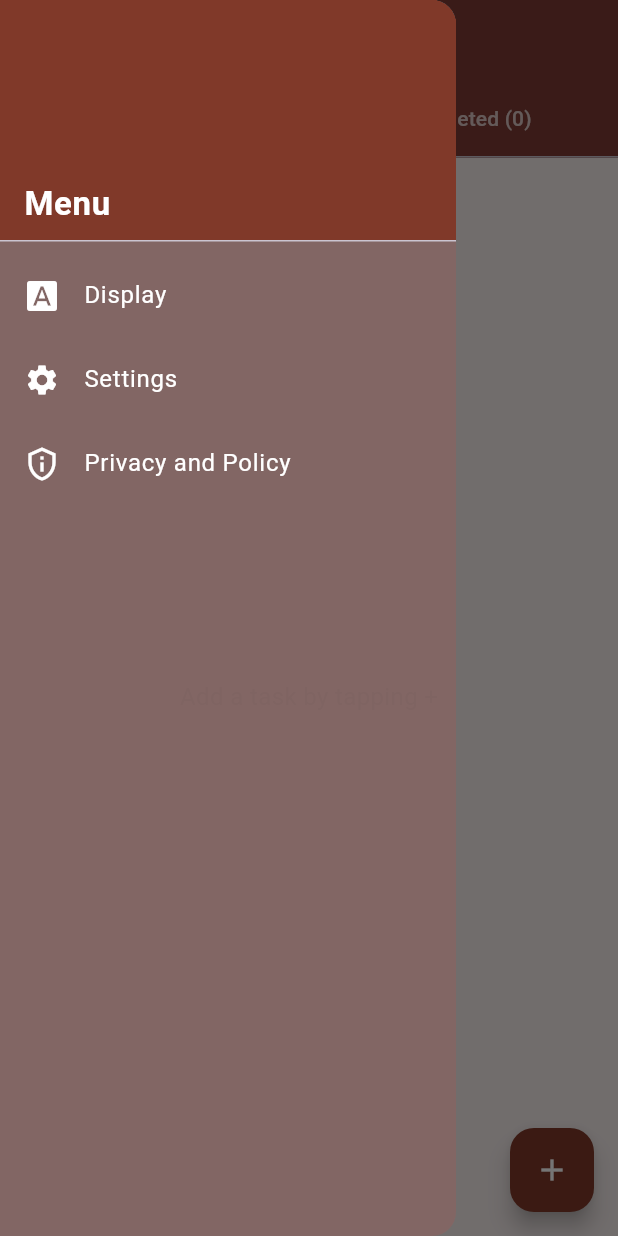
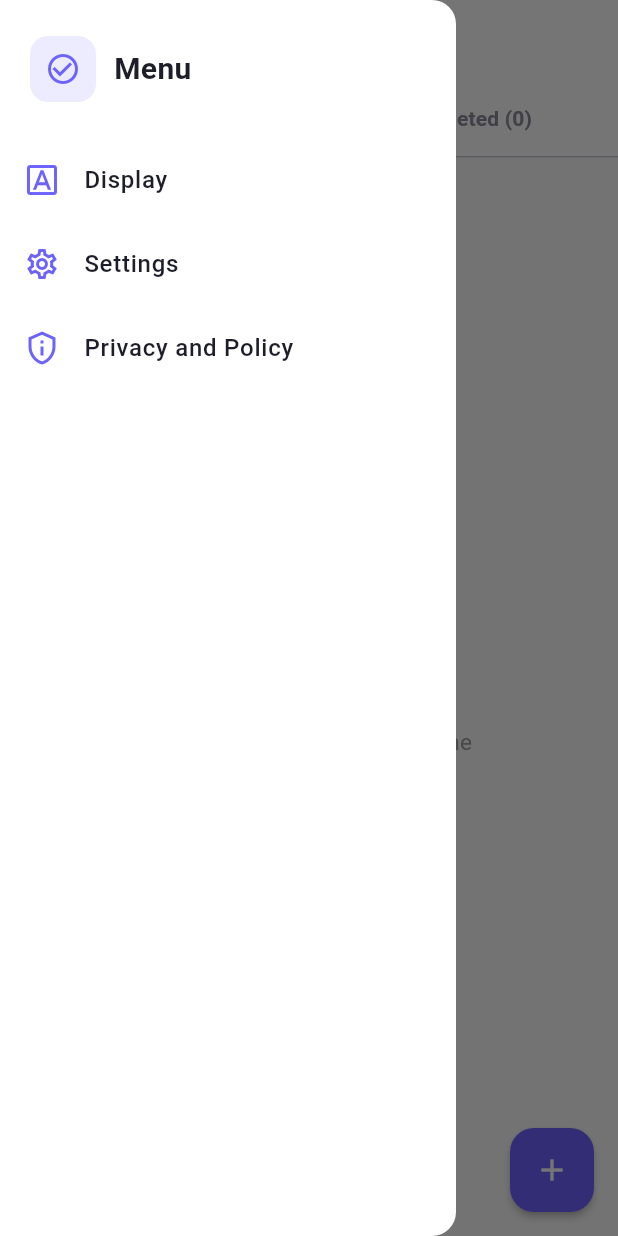
Before and after one commit to greyssdcoder/Ohayo-To-Do-List-App-, a Flutter app: the screen it shows after launch, with the side drawer open, on a phone screen of 412 x 824 dp. Run offline on Flutter 3.47's test engine with Material 3 defaults, Android fonts, the phone set to English and light mode, and no system bars.

Commit message:
enggk angas

```diff
--- a/lib/screen/homeScreen.dart
+++ b/lib/screen/homeScreen.dart
@@ -18,9 +18,10 @@ class Homescreen extends StatelessWidget {
 }
 
 class Task {
-  Task({required this.title, this.done = false});
+  Task({required this.title, this.done = false, this.dueDate});
   String title;
   bool done;
+  DateTime? dueDate;
 }
 
 class HomeScreentwo extends StatefulWidget {
@@ -32,15 +33,16 @@ class HomeScreentwo extends StatefulWidget {
 
 class _HomeScreentwoState extends State<HomeScreentwo>
     with SingleTickerProviderStateMixin {
-  // Color palette pulled out so it's consistent everywhere instead of
-  // repeating hex codes all over the widget tree.
-  static const bg = Color(0xFF836664);
-  static const accent = Color.fromRGBO(128, 57, 41, 1.0);
-  static const highlight = Color(0xFFCA5750);
+  // Clean minimal palette: white/near-white base, one accent color used
+  // for everything interactive (icons, checkboxes, FAB, indicators).
+  static const accent = Color(0xFF6C63FF);
+  static const bg = Color(0xFFFAFAFC);
+  static const textDark = Color(0xFF1E1E2A);
+  static const textMuted = Color(0xFF8B8B99);
 
   late final TabController _tabController;
 
-  // In-memory only for now — swap this for SQLite reads/writes later.
+  // In-memory only for now — swap for SQLite reads/writes later.
   final List<Task> _tasks = [];
 
   @override
@@ -67,6 +69,7 @@ class _HomeScreentwoState extends State<HomeScreentwo>
         content: const Text("Your privacy policy text goes here."),
         actions: [
           TextButton(
+            style: TextButton.styleFrom(foregroundColor: accent),
             onPressed: () => Navigator.pop(context),
             child: const Text("Close"),
           ),
@@ -75,137 +78,209 @@ class _HomeScreentwoState extends State<HomeScreentwo>
     );
   }
 
-  // Fancy formal add-task sheet: a Card holding a TextField, opened from
-  // the FAB. showModalBottomSheet instead of a plain AlertDialog so it
-  // slides up and feels more like a proper form.
   void _addTaskSheet() {
     final controller = TextEditingController();
+    DateTime? selectedDate;
+
     showModalBottomSheet(
       context: context,
       isScrollControlled: true,
       backgroundColor: Colors.transparent,
       builder: (context) {
+        return StatefulBuilder(
+          builder: (context, setSheetState) {
             return Padding(
               padding: EdgeInsets.only(
                 bottom: MediaQuery.of(context).viewInsets.bottom,
               ),
-          child: Padding(
-            padding: const EdgeInsets.all(16),
-            child: Card(
-              elevation: 8,
-              shape: RoundedRectangleBorder(borderRadius: BorderRadius.circular(20)),
-              child: Padding(
-                padding: const EdgeInsets.all(20),
+              child: Container(
+                padding: const EdgeInsets.all(24),
+                decoration: const BoxDecoration(
+                  color: Colors.white,
+                  borderRadius: BorderRadius.only(
+                    topLeft: Radius.circular(24),
+                    topRight: Radius.circular(24),
+                  ),
+                ),
                 child: Column(
                   mainAxisSize: MainAxisSize.min,
                   crossAxisAlignment: CrossAxisAlignment.start,
                   children: [
-                    Row(
-                      children: [
-                        const Icon(Icons.add_task, color: accent),
-                        const SizedBox(width: 8),
+                    Center(
+                      child: Container(
+                        width: 40,
+                        height: 4,
+                        margin: const EdgeInsets.only(bottom: 20),
+                        decoration: BoxDecoration(
+                          color: Colors.grey.shade300,
+                          borderRadius: BorderRadius.circular(2),
+                        ),
+                      ),
+                    ),
                     const Text(
                       "New Task",
-                          style: TextStyle(fontSize: 20, fontWeight: FontWeight.bold),
+                      style: TextStyle(fontSize: 20, fontWeight: FontWeight.bold, color: textDark),
                     ),
-                      ],
-                    ),
-                    const SizedBox(height: 16),
+                    const SizedBox(height: 20),
                     TextField(
                       controller: controller,
                       autofocus: true,
                       textCapitalization: TextCapitalization.sentences,
+                      style: const TextStyle(color: textDark),
                       decoration: InputDecoration(
-                        labelText: "Task title",
                         hintText: "e.g. Finish CpEPC 120 lab",
-                        prefixIcon: const Icon(Icons.edit_outlined),
-                        border: OutlineInputBorder(borderRadius: BorderRadius.circular(12)),
+                        hintStyle: TextStyle(color: Colors.grey.shade400),
+                        filled: true,
+                        fillColor: bg,
+                        contentPadding: const EdgeInsets.symmetric(horizontal: 16, vertical: 14),
+                        border: OutlineInputBorder(
+                          borderRadius: BorderRadius.circular(14),
+                          borderSide: BorderSide.none,
+                        ),
                         focusedBorder: OutlineInputBorder(
-                          borderRadius: BorderRadius.circular(12),
-                          borderSide: const BorderSide(color: accent, width: 2),
+                          borderRadius: BorderRadius.circular(14),
+                          borderSide: const BorderSide(color: accent, width: 1.5),
                         ),
                       ),
-                      onSubmitted: (_) => _submitTask(controller),
                     ),
-                    const SizedBox(height: 20),
-                    Row(
-                      mainAxisAlignment: MainAxisAlignment.end,
+
+                    // ── DUE DATE — new block ──
+                    const SizedBox(height: 12),
+                    InkWell(
+                      borderRadius: BorderRadius.circular(14),
+                      onTap: () async {
+                        final picked = await showDatePicker(
+                          context: context,
+                          initialDate: selectedDate ?? DateTime.now(),
+                          firstDate: DateTime.now(),
+                          lastDate: DateTime.now().add(const Duration(days: 365)),
+                          builder: (context, child) => Theme(
+                            data: Theme.of(context).copyWith(
+                              colorScheme: const ColorScheme.light(primary: accent),
+                            ),
+                            child: child!,
+                          ),
+                        );
+                        if (picked != null) {
+                          setSheetState(() => selectedDate = picked);
+                        }
+                      },
+                      child: Container(
+                        width: double.infinity,
+                        padding: const EdgeInsets.symmetric(horizontal: 16, vertical: 14),
+                        decoration: BoxDecoration(
+                          color: bg,
+                          borderRadius: BorderRadius.circular(14),
+                        ),
+                        child: Row(
                           children: [
-                        TextButton(
-                          onPressed: () => Navigator.pop(context),
-                          child: const Text("Cancel"),
+                            Icon(Icons.calendar_today_outlined, size: 18, color: Colors.grey.shade500),
+                            const SizedBox(width: 10),
+                            Text(
+                              selectedDate == null
+                                  ? "Set due date (optional)"
+                                  : "${selectedDate!.month}/${selectedDate!.day}/${selectedDate!.year}",
+                              style: TextStyle(
+                                color: selectedDate == null ? Colors.grey.shade500 : textDark,
                               ),
-                        const SizedBox(width: 8),
-                        ElevatedButton.icon(
-                          style: ElevatedButton.styleFrom(
-                            backgroundColor: accent,
-                            foregroundColor: Colors.white,
-                            padding: const EdgeInsets.symmetric(horizontal: 20, vertical: 12),
-                            shape: RoundedRectangleBorder(borderRadius: BorderRadius.circular(12)),
                             ),
-                          onPressed: () => _submitTask(controller),
-                          icon: const Icon(Icons.check),
-                          label: const Text("Add Task"),
-                        ),
-                      ],
+                            const Spacer(),
+                            if (selectedDate != null)
+                              GestureDetector(
+                                onTap: () => setSheetState(() => selectedDate = null),
+                                child: Icon(Icons.close, size: 18, color: Colors.grey.shade400),
                               ),
                           ],
                         ),
                       ),
                     ),
+                    // ── END DUE DATE ──
+
+                    const SizedBox(height: 20),
+                    SizedBox(
+                      width: double.infinity,
+                      child: ElevatedButton(
+                        style: ElevatedButton.styleFrom(
+                          backgroundColor: accent,
+                          foregroundColor: Colors.white,
+                          elevation: 0,
+                          padding: const EdgeInsets.symmetric(vertical: 16),
+                          shape: RoundedRectangleBorder(borderRadius: BorderRadius.circular(14)),
                         ),
+                        onPressed: () => _submitTask(controller, selectedDate),
+                        child: const Text("Add Task", style: TextStyle(fontWeight: FontWeight.w600)),
+                      ),
+                    ),
+                  ],
+                ),
+              ),
+            );
+          },
         );
       },
     );
   }
 
-  void _submitTask(TextEditingController controller) {
+  void _submitTask(TextEditingController controller, DateTime? dueDate) {
     final text = controller.text.trim();
     if (text.isNotEmpty) {
-      setState(() => _tasks.add(Task(title: text)));
+      setState(() => _tasks.add(Task(title: text, dueDate: dueDate)));
     }
     Navigator.pop(context);
   }
-
   @override
   Widget build(BuildContext context) {
     return Scaffold(
       backgroundColor: bg,
       drawer: Drawer(
-        backgroundColor: bg.withOpacity(0.95),
+        backgroundColor: Colors.white,
         child: SafeArea(
           child: ListView(
             padding: EdgeInsets.zero,
             children: [
-              DrawerHeader(
-                decoration: const BoxDecoration(color: accent),
-                child: const Align(
-                  alignment: Alignment.bottomLeft,
-                  child: Text(
+              Padding(
+                padding: const EdgeInsets.fromLTRB(20, 24, 20, 24),
+                child: Row(
+                  children: [
+                    Container(
+                      width: 44,
+                      height: 44,
+                      decoration: BoxDecoration(
+                        color: accent.withOpacity(0.12),
+                        borderRadius: BorderRadius.circular(12),
+                      ),
+                      child: const Icon(Icons.check_circle_outline, color: accent),
+                    ),
+                    const SizedBox(width: 12),
+                    const Text(
                       "Menu",
-                    style: TextStyle(color: Colors.white, fontSize: 22, fontWeight: FontWeight.bold),
+                      style: TextStyle(color: textDark, fontSize: 20, fontWeight: FontWeight.bold),
+                    ),
+                  ],
                 ),
               ),
-              ),
-              ListTile(
-                leading: const Icon(Icons.font_download, color: Colors.white),
-                title: const Text("Display", style: TextStyle(color: Colors.white)),
+              _DrawerItem(
+                icon: Icons.font_download_outlined,
+                label: "Display",
+                accent: accent,
                 onTap: () {
                   Navigator.pop(context);
                   Navigator.push(context, MaterialPageRoute(builder: (context) => const Display()));
                 },
               ),
-              ListTile(
-                leading: const Icon(Icons.settings, color: Colors.white),
-                title: const Text("Settings", style: TextStyle(color: Colors.white)),
+              _DrawerItem(
+                icon: Icons.settings_outlined,
+                label: "Settings",
+                accent: accent,
                 onTap: () {
                   Navigator.pop(context);
                   Navigator.push(context, MaterialPageRoute(builder: (context) => const Setting()));
                 },
               ),
-              ListTile(
-                leading: const Icon(Icons.privacy_tip_outlined, color: Colors.white),
-                title: const Text("Privacy and Policy", style: TextStyle(color: Colors.white)),
+              _DrawerItem(
+                icon: Icons.privacy_tip_outlined,
+                label: "Privacy and Policy",
+                accent: accent,
                 onTap: () {
                   Navigator.pop(context);
                   _privacy();
@@ -216,18 +291,22 @@ class _HomeScreentwoState extends State<HomeScreentwo>
         ),
       ),
       appBar: AppBar(
-        backgroundColor: accent,
-        elevation: 4,
+        backgroundColor: Colors.white,
+        elevation: 0,
+        surfaceTintColor: Colors.white,
+        iconTheme: const IconThemeData(color: textDark),
         title: const Text(
           "To-Do List",
-          style: TextStyle(fontWeight: FontWeight.bold, fontSize: 24, color: Colors.white),
+          style: TextStyle(fontWeight: FontWeight.bold, fontSize: 22, color: textDark),
         ),
         bottom: TabBar(
           controller: _tabController,
-          indicatorColor: Colors.white,
+          indicatorColor: accent,
           indicatorWeight: 3,
-          labelColor: Colors.white,
-          unselectedLabelColor: Colors.white70,
+          indicatorSize: TabBarIndicatorSize.label,
+          labelColor: accent,
+          unselectedLabelColor: textMuted,
+          labelStyle: const TextStyle(fontWeight: FontWeight.w600),
           tabs: [
             Tab(text: "Tasks (${_activeTasks.length})"),
             Tab(text: "Completed (${_completedTasks.length})"),
@@ -236,24 +315,17 @@ class _HomeScreentwoState extends State<HomeScreentwo>
       ),
       floatingActionButton: FloatingActionButton(
         backgroundColor: accent,
+        elevation: 2,
         onPressed: _addTaskSheet,
         child: const Icon(Icons.add, color: Colors.white),
       ),
-      // TabBarView gives the swipe-between-tabs behavior for free —
-      // swiping left/right moves between Tasks and Completed, and it
-      // stays in sync with the TabBar above.
-      body: Container(
-        width: double.infinity,
-        decoration: const BoxDecoration(
-          color: Color(0xFFF6EDEC),
-        ),
-        child: TabBarView(
+      body: TabBarView(
         controller: _tabController,
         children: [
           _TaskList(
             tasks: _activeTasks,
             accent: accent,
-              emptyMessage: "Add a task by tapping +",
+            emptyMessage: "No tasks yet — tap + to add one",
             onToggle: (task) => setState(() => task.done = !task.done),
             onDelete: (task) => setState(() => _tasks.remove(task)),
           ),
@@ -266,7 +338,29 @@ class _HomeScreentwoState extends State<HomeScreentwo>
           ),
         ],
       ),
-      ),
+    );
+  }
+}
+
+class _DrawerItem extends StatelessWidget {
+  const _DrawerItem({
+    required this.icon,
+    required this.label,
+    required this.accent,
+    required this.onTap,
+  });
+
+  final IconData icon;
+  final String label;
+  final Color accent;
+  final VoidCallback onTap;
+
+  @override
+  Widget build(BuildContext context) {
+    return ListTile(
+      leading: Icon(icon, color: accent),
+      title: Text(label, style: const TextStyle(color: _HomeScreentwoState.textDark, fontWeight: FontWeight.w500)),
+      onTap: onTap,
     );
   }
 }
@@ -290,36 +384,63 @@ class _TaskList extends StatelessWidget {
   Widget build(BuildContext context) {
     if (tasks.isEmpty) {
       return Center(
-        child: Text(
+        child: Column(
+          mainAxisSize: MainAxisSize.min,
+          children: [
+            Icon(Icons.checklist_rtl, size: 48, color: Colors.grey.shade300),
+            const SizedBox(height: 12),
+            Text(
               emptyMessage,
-          style: TextStyle(color: Colors.grey.shade600, fontSize: 16),
+              style: TextStyle(color: Colors.grey.shade500, fontSize: 15),
+            ),
+          ],
         ),
       );
     }
     return ListView.builder(
-      padding: const EdgeInsets.fromLTRB(12, 16, 12, 80),
+      padding: const EdgeInsets.fromLTRB(16, 16, 16, 80),
       itemCount: tasks.length,
       itemBuilder: (context, index) {
         final task = tasks[index];
-        return Card(
-          margin: const EdgeInsets.symmetric(vertical: 6),
-          elevation: 1,
-          shape: RoundedRectangleBorder(borderRadius: BorderRadius.circular(14)),
+        return Container(
+          margin: const EdgeInsets.only(bottom: 10),
+          padding: const EdgeInsets.symmetric(horizontal: 12, vertical: 4),
+          decoration: BoxDecoration(
+            color: Colors.white,
+            borderRadius: BorderRadius.circular(14),
+            border: Border.all(color: Colors.grey.shade200),
+          ),
           child: ListTile(
-            leading: Checkbox(
-              value: task.done,
-              activeColor: accent,
-              onChanged: (_) => onToggle(task),
+            contentPadding: EdgeInsets.zero,
+            leading: GestureDetector(
+              onTap: () => onToggle(task),
+              child: Container(
+                width: 24,
+                height: 24,
+                decoration: BoxDecoration(
+                  shape: BoxShape.circle,
+                  color: task.done ? accent : Colors.transparent,
+                  border: Border.all(color: task.done ? accent : Colors.grey.shade400, width: 2),
+                ),
+                child: task.done ? const Icon(Icons.check, size: 16, color: Colors.white) : null,
+              ),
             ),
             title: Text(
               task.title,
               style: TextStyle(
                 decoration: task.done ? TextDecoration.lineThrough : null,
-                color: task.done ? Colors.grey : Colors.black87,
+                color: task.done ? Colors.grey.shade400 : const Color(0xFF1E1E2A),
+                fontWeight: FontWeight.w500,
               ),
             ),
+            subtitle: task.dueDate != null
+              ? Text(
+              "Due ${task.dueDate!.month}/${task.dueDate!.day}/${task.dueDate!.year}",
+              style: TextStyle(fontSize: 12, color: Colors.grey.shade500),
+            )
+            :null,
             trailing: IconButton(
-              icon: const Icon(Icons.delete_outline, color: Colors.grey),
+              icon: Icon(Icons.close, size: 20, color: Colors.grey.shade400),
               onPressed: () => onDelete(task),
             ),
           ),
```
Lines whose indentation alone changed are shown as unchanged.
